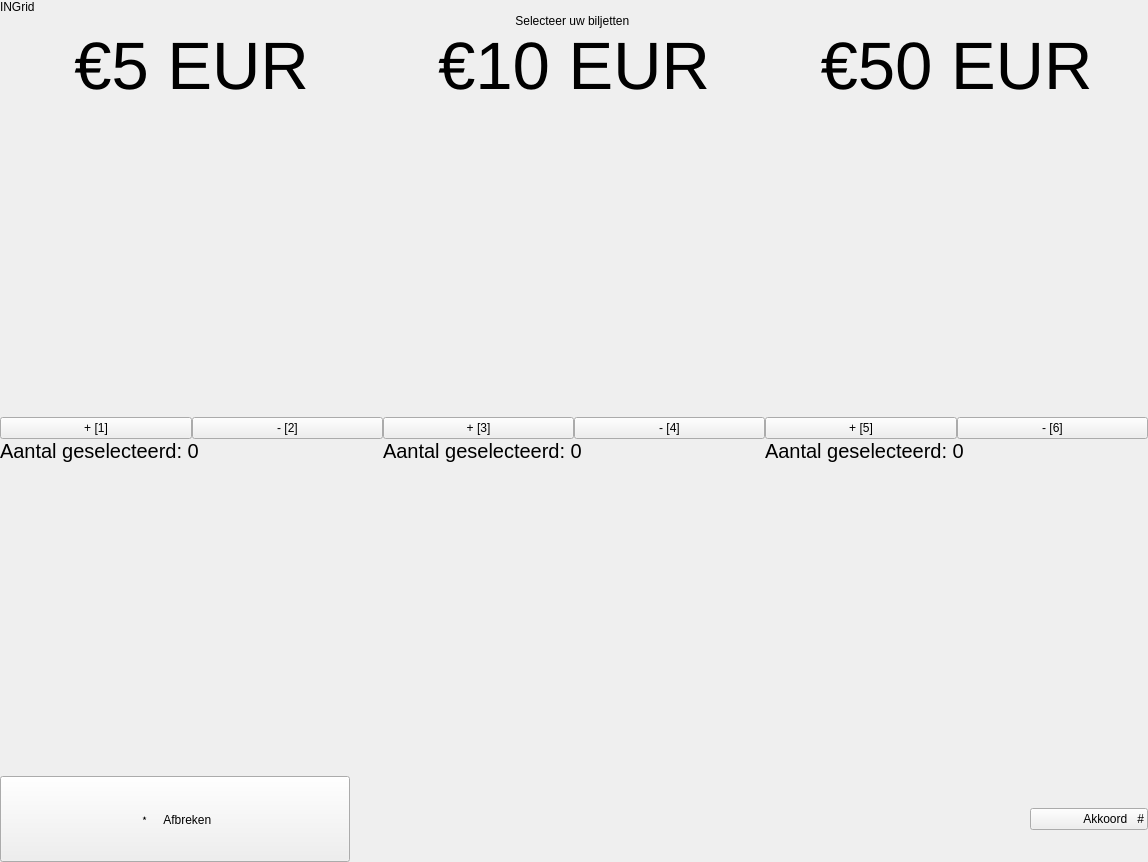
Above: ui/main.ui from Herbankers/hb-GUI before the change. Below: the same form after it.
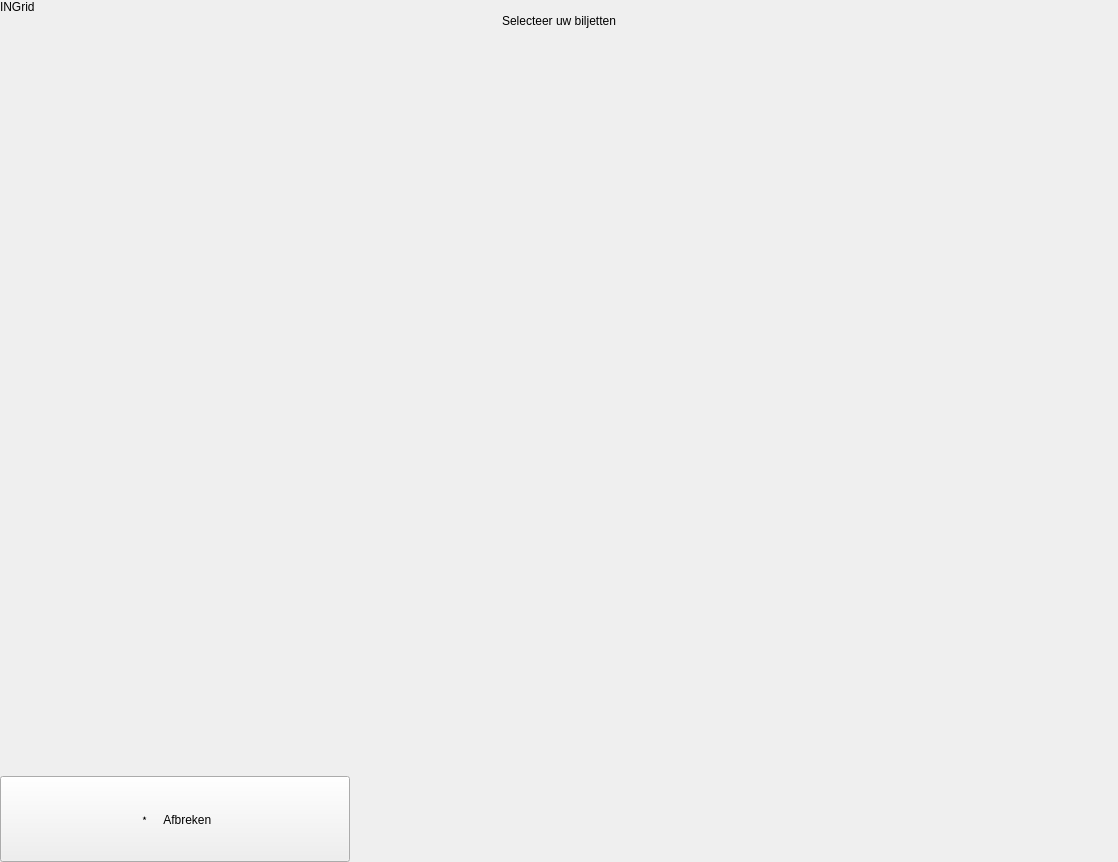
That is the form after the change. The open tabs and pages were chosen to show the change. Icons and pictures are not drawn.

```diff
--- a/ui/main.ui
+++ b/ui/main.ui
@@ -6,7 +6,7 @@
    <rect>
     <x>0</x>
     <y>0</y>
-    <width>1148</width>
+    <width>1118</width>
     <height>862</height>
    </rect>
   </property>
@@ -1216,7 +1216,7 @@
            </size>
           </property>
           <property name="text">
-           <string>Selecteer uw biljetten </string>
+           <string>Selecteer uw biljetten</string>
           </property>
           <property name="alignment">
            <set>Qt::AlignCenter</set>
@@ -1224,190 +1224,17 @@
          </widget>
         </item>
         <item>
-         <layout class="QGridLayout" name="gridLayout">
-          <item row="1" column="2">
-           <spacer name="verticalSpacer_27">
-            <property name="orientation">
-             <enum>Qt::Vertical</enum>
-            </property>
-            <property name="sizeHint" stdset="0">
-             <size>
-              <width>20</width>
-              <height>40</height>
-             </size>
-            </property>
-           </spacer>
-          </item>
-          <item row="0" column="3">
-           <widget class="QLabel" name="fifthyEuroText">
-            <property name="font">
-             <font>
-              <pointsize>50</pointsize>
-              <bold>false</bold>
-             </font>
-            </property>
-            <property name="text">
-             <string>€50 EUR</string>
-            </property>
-            <property name="alignment">
-             <set>Qt::AlignCenter</set>
-            </property>
-           </widget>
-          </item>
-          <item row="6" column="2">
-           <spacer name="verticalSpacer_25">
-            <property name="orientation">
-             <enum>Qt::Vertical</enum>
-            </property>
-            <property name="sizeHint" stdset="0">
-             <size>
-              <width>20</width>
-              <height>40</height>
-             </size>
-            </property>
-           </spacer>
-          </item>
-          <item row="5" column="2">
-           <widget class="QLabel" name="amountBillsTen">
-            <property name="font">
-             <font>
-              <pointsize>15</pointsize>
-              <bold>false</bold>
-             </font>
-            </property>
-            <property name="text">
-             <string>Aantal geselecteerd: 0</string>
-            </property>
-           </widget>
-          </item>
-          <item row="5" column="0">
-           <widget class="QLabel" name="amountBillsFive">
-            <property name="font">
-             <font>
-              <pointsize>15</pointsize>
-              <bold>false</bold>
-             </font>
-            </property>
-            <property name="text">
-             <string>Aantal geselecteerd: 0</string>
-            </property>
-           </widget>
-          </item>
-          <item row="5" column="3">
-           <widget class="QLabel" name="amountBillsFifthy">
-            <property name="font">
-             <font>
-              <pointsize>15</pointsize>
-              <bold>false</bold>
-             </font>
-            </property>
-            <property name="text">
-             <string>Aantal geselecteerd: 0</string>
-            </property>
-           </widget>
-          </item>
-          <item row="0" column="2">
-           <widget class="QLabel" name="tenEuroText">
-            <property name="enabled">
-             <bool>true</bool>
-            </property>
-            <property name="font">
-             <font>
-              <pointsize>50</pointsize>
-              <italic>false</italic>
-              <bold>false</bold>
-              <underline>false</underline>
-              <strikeout>false</strikeout>
-             </font>
-            </property>
-            <property name="text">
-             <string>€10 EUR</string>
-            </property>
-            <property name="alignment">
-             <set>Qt::AlignCenter</set>
-            </property>
-            <property name="wordWrap">
-             <bool>false</bool>
-            </property>
-           </widget>
-          </item>
-          <item row="0" column="0">
-           <widget class="QLabel" name="fiveEuroText">
-            <property name="font">
-             <font>
-              <pointsize>50</pointsize>
-              <bold>false</bold>
-             </font>
-            </property>
-            <property name="text">
-             <string>€5 EUR</string>
-            </property>
-            <property name="alignment">
-             <set>Qt::AlignCenter</set>
-            </property>
-           </widget>
-          </item>
-          <item row="3" column="3">
-           <layout class="QHBoxLayout" name="horizontalLayout_9">
-            <item>
-             <widget class="QPushButton" name="btnPlusFifthy">
-              <property name="text">
-               <string>+ [5]</string>
-              </property>
-             </widget>
-            </item>
-            <item>
-             <widget class="QPushButton" name="btnMinFifthy">
-              <property name="text">
-               <string>- [6]</string>
-              </property>
-             </widget>
-            </item>
-           </layout>
-          </item>
-          <item row="3" column="2">
-           <layout class="QHBoxLayout" name="horizontalLayout_10">
-            <item>
-             <widget class="QPushButton" name="btnPlusTen">
-              <property name="text">
-               <string>+ [3]</string>
-              </property>
-             </widget>
-            </item>
-            <item>
-             <widget class="QPushButton" name="btnMinTen">
-              <property name="enabled">
-               <bool>true</bool>
-              </property>
-              <property name="text">
-               <string>- [4]</string>
-              </property>
-              <property name="flat">
-               <bool>false</bool>
-              </property>
-             </widget>
-            </item>
-           </layout>
-          </item>
-          <item row="3" column="0">
-           <layout class="QHBoxLayout" name="horizontalLayout_11">
-            <item>
-             <widget class="QPushButton" name="btnPlusFive">
-              <property name="text">
-               <string>+ [1]</string>
-              </property>
-             </widget>
-            </item>
-            <item>
-             <widget class="QPushButton" name="btnMinFive">
-              <property name="text">
-               <string>- [2]</string>
-              </property>
-             </widget>
-            </item>
-           </layout>
-          </item>
-         </layout>
+         <spacer name="verticalSpacer_25">
+          <property name="orientation">
+           <enum>Qt::Vertical</enum>
+          </property>
+          <property name="sizeHint" stdset="0">
+           <size>
+            <width>20</width>
+            <height>40</height>
+           </size>
+          </property>
+         </spacer>
         </item>
         <item>
          <layout class="QHBoxLayout" name="horizontalLayout_8">
@@ -1443,13 +1270,6 @@
             </property>
            </spacer>
           </item>
-          <item>
-           <widget class="QPushButton" name="withdrawBillsAccept">
-            <property name="text">
-             <string>               Akkoord   #</string>
-            </property>
-           </widget>
-          </item>
          </layout>
         </item>
        </layout>
```
Left out of the diff: 6 changed lines with no effect on the pictures.
